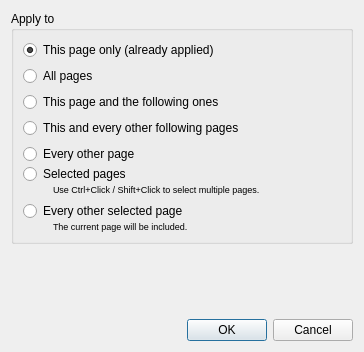
ImageProcessing-ElectronicPublications/scantailor-deviant, file filters/fix_orientation/ui/OrientationApplyDialog.ui: the form before one commit.
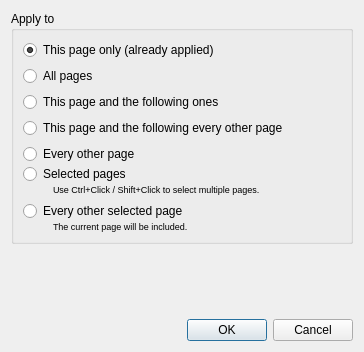
The form after the commit.

Patch:
```diff
--- a/filters/fix_orientation/ui/OrientationApplyDialog.ui
+++ b/filters/fix_orientation/ui/OrientationApplyDialog.ui
@@ -68,7 +68,7 @@
             <item>
              <widget class="QRadioButton" name="thisEveryOtherRB">
               <property name="text">
-               <string extracomment="All odd or even pages, depending on the current page being odd or even.">This and every other following pages</string>
+               <string extracomment="All odd or even pages, depending on the current page being odd or even.">This page and the following every other page</string>
               </property>
              </widget>
             </item>
```
